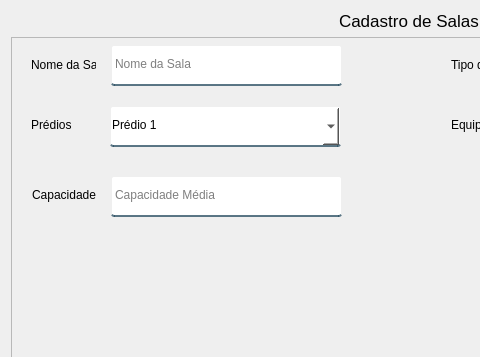
Above: App/view/ui/cadastroSalas.ui from Senac-SOR-ADS/Mapa-de-Sala before the change; both pictures show x 0 to 480 and y 0 to 357 of the 819 by 664 pixel window. Below: the same form after it.
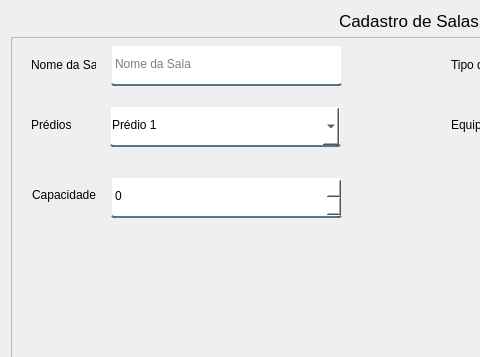
That is the form after the change.

Commit message:
Tela de EditarCurso e Cadastro Salas (#168)
* EditarCurso

ComboBox alterado para ser disponivel modificação por textos e, cadastroSalas adicionado o campo para somente números na 'capacidade'

* Horário alterado

Horário definido para 24h

The edit to the form file:
```diff
--- a/App/view/ui/cadastroSalas.ui
+++ b/App/view/ui/cadastroSalas.ui
@@ -14,7 +14,7 @@
    <string>Form</string>
   </property>
   <property name="styleSheet">
-   <string notr="true">QLineEdit, QComboBox {
+   <string notr="true">QLineEdit, QComboBox, QSpinBox {
 	background-color: white;
 	border:2px solid rgba(0,0,0,0);
 	border-radius: 3px;
@@ -79,22 +79,6 @@
        <string>Capacidade</string>
       </property>
      </widget>
-     <widget class="QLineEdit" name="mediaCapacidade">
-      <property name="geometry">
-       <rect>
-        <x>100</x>
-        <y>139</y>
-        <width>231</width>
-        <height>41</height>
-       </rect>
-      </property>
-      <property name="alignment">
-       <set>Qt::AlignLeading|Qt::AlignLeft|Qt::AlignVCenter</set>
-      </property>
-      <property name="placeholderText">
-       <string>Capacidade Média</string>
-      </property>
-     </widget>
      <widget class="QLabel" name="label_4">
       <property name="geometry">
        <rect>
@@ -250,6 +234,22 @@
        <string>Nome da Sala</string>
       </property>
      </widget>
+     <widget class="QSpinBox" name="mediaCapacidade">
+      <property name="geometry">
+       <rect>
+        <x>100</x>
+        <y>140</y>
+        <width>231</width>
+        <height>41</height>
+       </rect>
+      </property>
+      <property name="cursor">
+       <cursorShape>PointingHandCursor</cursorShape>
+      </property>
+      <property name="maximum">
+       <number>1000</number>
+      </property>
+     </widget>
     </widget>
    </item>
    <item>
```
Left out of the diff: 1 changed line with no effect on the pictures. The commit also changes 2 other files.
